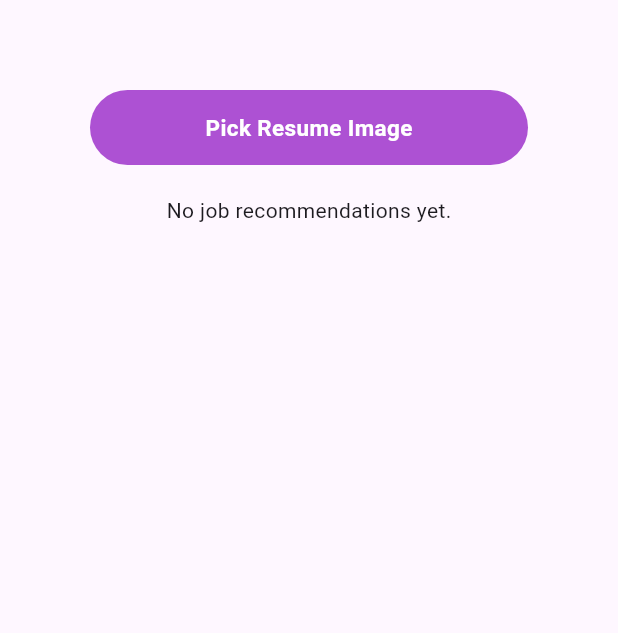
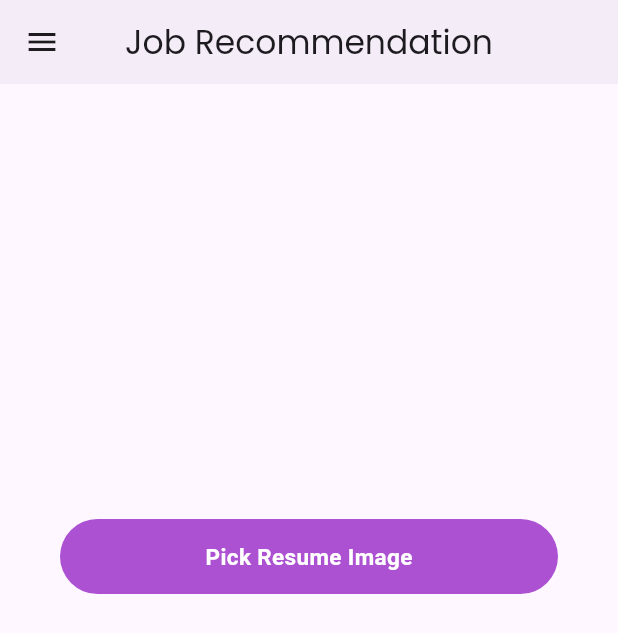
Before and after one commit to abiramianandkumar/AspireArc, a Flutter app: the screen it shows after launch, after a tap on "Pick Resume Image", on a phone screen of 412 x 824 dp. Shown: the top 633 px of the screen. Run offline on Flutter 3.47's test engine with Material 3 defaults, Android fonts, the phone set to English and light mode, and no system bars; our stand-ins replace firebase_auth, firebase_core, google_fonts, image_picker; accounts and stored records are empty.

Commit message:
Descriptive commit message

```diff
--- /dev/null
+++ b/lib/components/drawer.dart
@@ -0,0 +1,54 @@
+import 'package:aspire_arc/pages/home_page.dart';
+import 'package:aspire_arc/pages/jobs.dart';
+import 'package:flutter/material.dart';
+import 'package:google_fonts/google_fonts.dart';
+
+class MyDrawer extends StatelessWidget {
+  const MyDrawer({super.key});
+
+  @override
+  Widget build(BuildContext context) {
+    return Drawer(
+      backgroundColor: Color(0xffF4ECF7),
+      child: ListView(
+        children: [
+          DrawerHeader(
+              child: Center(
+                  child: Text(
+            'AspireArc',
+            style: GoogleFonts.poppins(
+                fontSize: 20, fontWeight: FontWeight.bold, letterSpacing: 3.0),
+          ))),
+          ListTile(
+            leading: Icon(
+              Icons.home,
+              color: Color(0xffAD51D3),
+            ),
+            title: Text(
+              'Home',
+              style: GoogleFonts.poppins(letterSpacing: 1.5),
+            ),
+            onTap: () {
+              Navigator.of(context)
+                  .push(MaterialPageRoute(builder: (context) => HomePage()));
+            },
+          ),
+          ListTile(
+            leading: Icon(
+              Icons.home,
+              color: Color(0xffAD51D3),
+            ),
+            title: Text(
+              'Job Recommendation',
+              style: GoogleFonts.poppins(letterSpacing: 1.5),
+            ),
+            onTap: () {
+              Navigator.of(context)
+                  .push(MaterialPageRoute(builder: (context) => Job()));
+            },
+          ),
+        ],
+      ),
+    );
+  }
+}
--- a/lib/pages/jobs.dart
+++ b/lib/pages/jobs.dart
@@ -4,7 +4,10 @@ import 'dart:convert';
 import 'dart:io';
 
 import 'package:aspire_arc/components/button.dart';
+import 'package:aspire_arc/components/drawer.dart';
+import 'package:aspire_arc/components/textfield.dart';
 import 'package:flutter/material.dart';
+import 'package:google_fonts/google_fonts.dart';
 import 'package:image_picker/image_picker.dart';
 import 'package:http/http.dart' as http;
 
@@ -32,7 +35,8 @@ class _HomeState extends State<Job> {
   }
 
   Future<void> uploadImage(File image, String? location) async {
-    final uri = Uri.parse('http://10.0.2.2:5000/api'); // Ensure Flask server is accessible
+    final uri = Uri.parse(
+        'http://10.0.2.2:5000/api'); // Ensure Flask server is accessible
     final request = http.MultipartRequest('POST', uri);
 
     request.files.add(await http.MultipartFile.fromPath('resume', image.path));
@@ -56,59 +60,102 @@ class _HomeState extends State<Job> {
   }
 
   @override
+  void dispose() {
+    _locationController.dispose();
+    super.dispose();
+  }
+
+  @override
   Widget build(BuildContext context) {
     return Scaffold(
+      appBar: AppBar(
+        backgroundColor: Color(0xffF4ECF7 ),
+        title: Text(
+          'Job Recommendation',
 
-      body: Padding(
-        padding: const EdgeInsets.all(40.0),
+          style: GoogleFonts.poppins(),
+        ),
+        centerTitle: true,
+      ),
+      drawer: MyDrawer(),
+      body: SingleChildScrollView(
+        primary: false,
+        child: Padding(
+          padding: const EdgeInsets.all(20.0),
           child: Center(
             child: Column(
               mainAxisAlignment: MainAxisAlignment.center,
               crossAxisAlignment: CrossAxisAlignment.center,
               children: [
-              if(_image == null )...[ Center(
-                child: MyButton(onTap: () async {
+                if (_image == null)
+                  Center(
+                    child: Padding(
+                      padding: const EdgeInsets.only(top: 250.0),
+                      child: MyButton(
+                        onTap: () async {
                           final image = await pickImage();
                           setState(() {
                             _image = image;
                           });
-                }, text: 'Pick Resume Image'),
-              ),],
-
-
-
-
+                        },
+                        text: 'Pick Resume Image',
+                      ),
+                    ),
+                  ),
                 if (_image != null) ...[
+                  Column(
+                    mainAxisAlignment: MainAxisAlignment.center,
+                    children: [
                       Image.file(_image!, height: 200),
-                TextField(
+                      SizedBox(height: 20),
+                      Container(
+                        height: 50,
+                        decoration: BoxDecoration(color: Color(0xffF4ECF7),borderRadius: BorderRadius.circular(8),border: Border.all(color: Color(0xffF5EEF8))),
+                        child: Padding(
+                          padding: const EdgeInsets.all(8.0),
+                          child: TextField(
                             controller: _locationController,
-                  decoration: InputDecoration(labelText: 'Enter Location'),
+                            decoration: InputDecoration(hintText: 'Enter Location',),
                           ),
-                ElevatedButton(
-                  onPressed: () {
+                        ),
+                      ),
+                      SizedBox(height: 20),
+                      MyButton(
+                        onTap: () {
                           uploadImage(_image!, _locationController.text);
                         },
-                  child: Text('Upload Image and Get Recommendations'),
+                        text: 'Get Recommendations',
                       ),
                     ],
-              Expanded(
-                child: _jobRecommendations.isEmpty
-                    ? Text('No job recommendations yet.')
-                    : ListView.builder(
+                  ),
+                  SizedBox(height: 20),
+                ],
+                if (_jobRecommendations.isNotEmpty) ...[
+                  SizedBox(height: 20),
+                  ListView.builder(
+                    shrinkWrap: true,
+                    physics: NeverScrollableScrollPhysics(),
                     itemCount: _jobRecommendations.length,
                     itemBuilder: (context, index) {
                       return Container(
-
+                        padding: EdgeInsets.all(8.0),
+                        margin: EdgeInsets.symmetric(vertical: 4.0),
+                        decoration: BoxDecoration(
+                          color: Color(0xffF4ECF7 ),
+                         // border: Border.all(color: Colors.grey),
+                          borderRadius: BorderRadius.circular(8.0),
+                        ),
                         child: ListTile(
-                              title: Text(_jobRecommendations[index]['Title']),
-                              subtitle: Text(_jobRecommendations[index]['Company']),
-                              trailing: Text(_jobRecommendations[index]['Location']),
+                          title: Text(_jobRecommendations[index]['Title'],style: GoogleFonts.poppins(color:Color(0xff8E44AD),fontWeight:FontWeight.bold),),
+                          subtitle: Text(_jobRecommendations[index]['Company'],style: GoogleFonts.poppins(fontWeight:FontWeight.w600)),
+                          trailing: Text(_jobRecommendations[index]['Location'],style: GoogleFonts.poppins(fontWeight:FontWeight.w600)),
                         ),
                       );
                     },
                   ),
+                ],
+              ],
             ),
-            ],
           ),
         ),
       ),
```
Also changed, not shown: pubspec.lock, 8 other files. Lines whose indentation alone changed are shown as unchanged.
